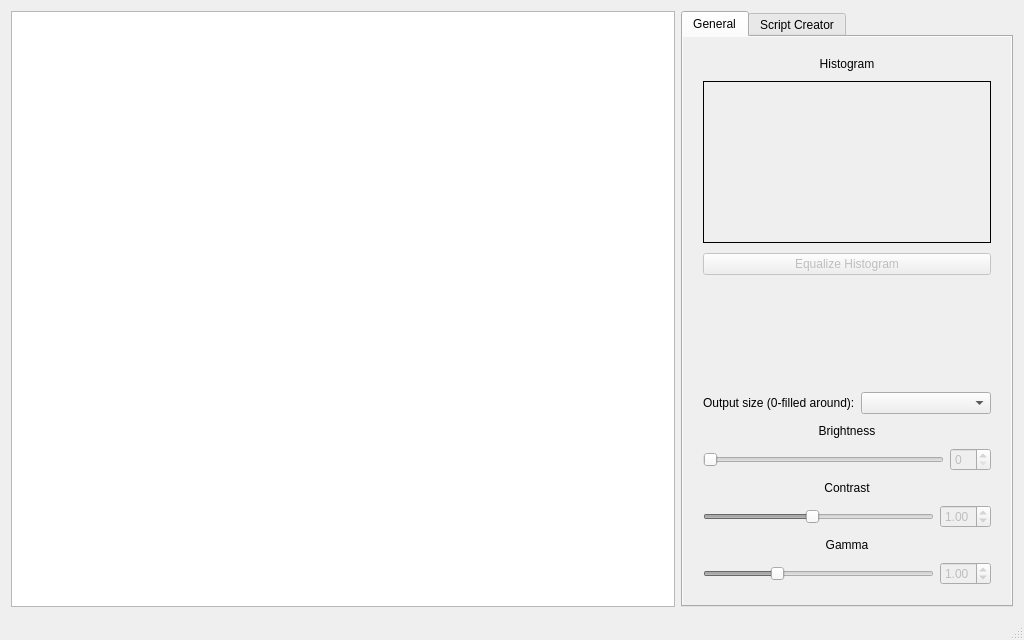
This is holoidea.ui in KawkaTomasz/HoloIdea as Qt 5 draws it before an edit. The edited form follows.
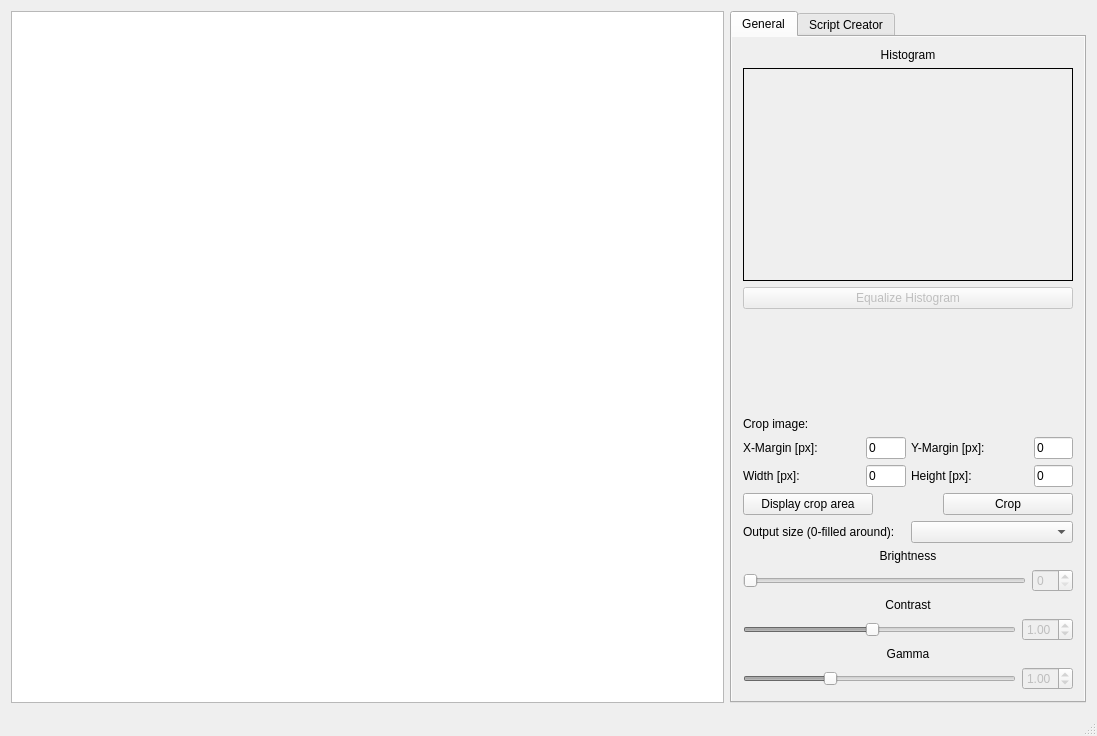
This is the edited form.

Commit message: Add crop methods and upgrade the script

```diff
--- a/holoidea.ui
+++ b/holoidea.ui
@@ -6,8 +6,8 @@
    <rect>
     <x>0</x>
     <y>0</y>
-    <width>1024</width>
-    <height>640</height>
+    <width>1097</width>
+    <height>736</height>
    </rect>
   </property>
   <property name="windowTitle">
@@ -50,22 +50,7 @@
        <attribute name="title">
         <string>General</string>
        </attribute>
-       <layout class="QVBoxLayout" name="verticalLayout_2" stretch="0,5,1,3,1,0,0,0,0,0,0">
-        <property name="spacing">
-         <number>10</number>
-        </property>
-        <property name="leftMargin">
-         <number>20</number>
-        </property>
-        <property name="topMargin">
-         <number>20</number>
-        </property>
-        <property name="rightMargin">
-         <number>20</number>
-        </property>
-        <property name="bottomMargin">
-         <number>20</number>
-        </property>
+       <layout class="QVBoxLayout" name="verticalLayout_2" stretch="0,89,1,40,1,1,1,1,2,1,1,1,1,1,1">
         <item>
          <widget class="QLabel" name="label_11">
           <property name="text">
@@ -136,6 +121,114 @@
           </property>
          </widget>
         </item>
+        <item>
+         <widget class="QLabel" name="label_15">
+          <property name="text">
+           <string>Crop image:</string>
+          </property>
+         </widget>
+        </item>
+        <item>
+         <layout class="QHBoxLayout" name="horizontalLayout_14" stretch="3,1,3,1">
+          <property name="spacing">
+           <number>5</number>
+          </property>
+          <item>
+           <widget class="QLabel" name="label_10">
+            <property name="text">
+             <string>X-Margin [px]:</string>
+            </property>
+           </widget>
+          </item>
+          <item>
+           <widget class="QLineEdit" name="xMarginCropInput">
+            <property name="text">
+             <string>0</string>
+            </property>
+           </widget>
+          </item>
+          <item>
+           <widget class="QLabel" name="label_14">
+            <property name="text">
+             <string>Y-Margin [px]:</string>
+            </property>
+           </widget>
+          </item>
+          <item>
+           <widget class="QLineEdit" name="yMarginCropInput">
+            <property name="text">
+             <string>0</string>
+            </property>
+           </widget>
+          </item>
+         </layout>
+        </item>
+        <item>
+         <layout class="QHBoxLayout" name="horizontalLayout_15" stretch="3,1,3,1">
+          <property name="spacing">
+           <number>5</number>
+          </property>
+          <item>
+           <widget class="QLabel" name="label_12">
+            <property name="text">
+             <string>Width [px]:</string>
+            </property>
+           </widget>
+          </item>
+          <item>
+           <widget class="QLineEdit" name="widthCropInput">
+            <property name="text">
+             <string>0</string>
+            </property>
+           </widget>
+          </item>
+          <item>
+           <widget class="QLabel" name="label_16">
+            <property name="text">
+             <string>Height [px]:</string>
+            </property>
+           </widget>
+          </item>
+          <item>
+           <widget class="QLineEdit" name="heightCropInput">
+            <property name="text">
+             <string>0</string>
+            </property>
+           </widget>
+          </item>
+         </layout>
+        </item>
+        <item>
+         <layout class="QHBoxLayout" name="horizontalLayout_16" stretch="2,1,2">
+          <item>
+           <widget class="QPushButton" name="displayCropAreaButton">
+            <property name="text">
+             <string>Display crop area</string>
+            </property>
+           </widget>
+          </item>
+          <item>
+           <spacer name="horizontalSpacer">
+            <property name="orientation">
+             <enum>Qt::Horizontal</enum>
+            </property>
+            <property name="sizeHint" stdset="0">
+             <size>
+              <width>40</width>
+              <height>20</height>
+             </size>
+            </property>
+           </spacer>
+          </item>
+          <item>
+           <widget class="QPushButton" name="cropButton">
+            <property name="text">
+             <string>Crop</string>
+            </property>
+           </widget>
+          </item>
+         </layout>
+        </item>
         <item>
          <layout class="QHBoxLayout" name="horizontalLayout_12">
           <item>
```
Left out of the diff: 30 changed lines with no effect on the pictures. The commit also changes 6 other files.
